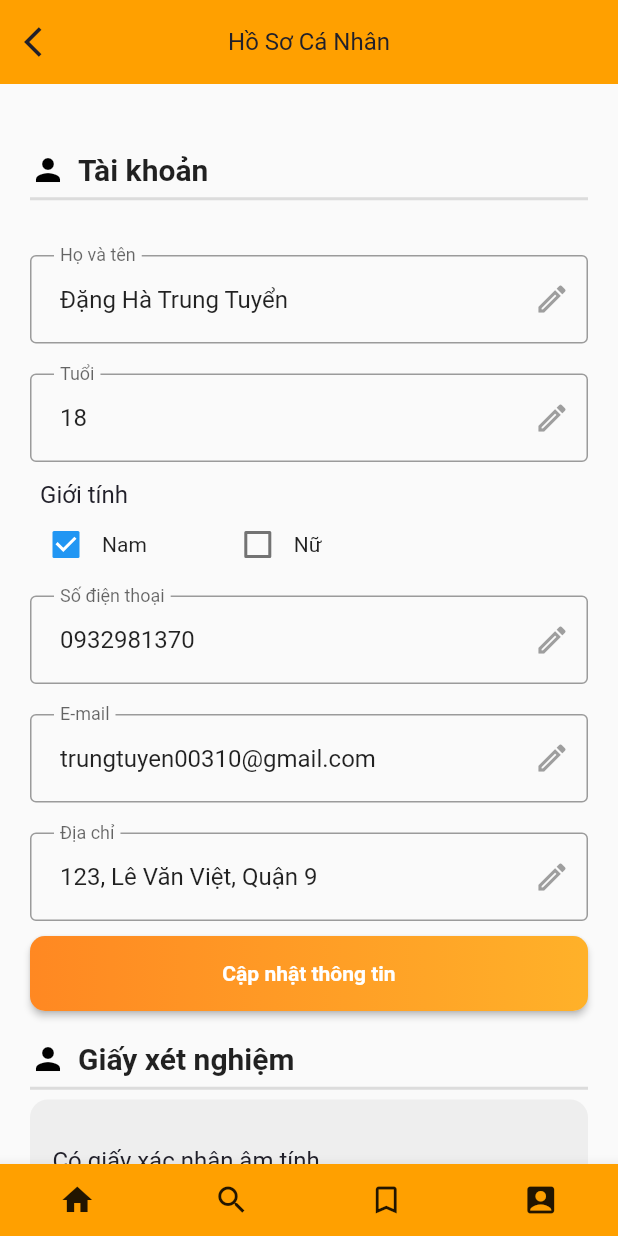
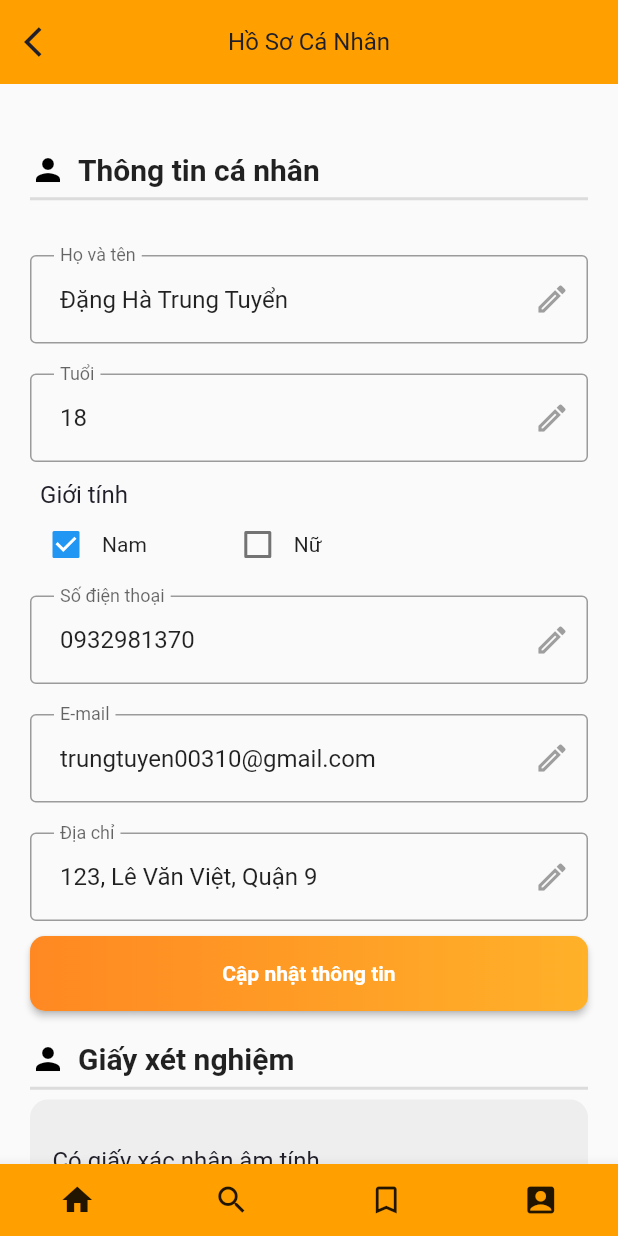
Before and after one commit to HieuTCM/JobFinder, a Flutter app: the Home screen opened directly, item 4 of the bottom bar chosen, after a tap on "Hồ Sơ Cá Nhân", on a phone screen of 412 x 824 dp. Run offline on Flutter 3.47's test engine with Material 2 defaults, Android fonts, the phone set to English and light mode, and no system bars; our stand-ins replace flutter_svg, google_fonts, image_picker; Roboto replaces fonts that are missing (Questrial).

Commit message:
[HieuTCM] update noti

```diff
--- a/flutter_application_2/lib/Screens/applied/appliedBody.dart
+++ b/flutter_application_2/lib/Screens/applied/appliedBody.dart
@@ -27,6 +27,7 @@ class appliedBody extends StatelessWidget {
               MaterialPageRoute(
                 builder: (context) => DetailHistory(
                   company: recent,
+                  index: index,
                 ),
               ),
             );
--- a/flutter_application_2/lib/Screens/profile/editProfileMenu.dart
+++ b/flutter_application_2/lib/Screens/profile/editProfileMenu.dart
@@ -51,7 +51,7 @@ class editProfileMenu extends StatelessWidget {
                 width: 8,
               ),
               Text(
-                "Tài khoản",
+                "Thông tin cá nhân",
                 style: TextStyle(fontSize: 20, fontWeight: FontWeight.bold),
               ),
             ],
--- a/flutter_application_2/lib/views/home.dart
+++ b/flutter_application_2/lib/views/home.dart
@@ -3,6 +3,7 @@ import 'package:job/constants.dart';
 import 'package:job/models/company.dart';
 import 'package:job/views/job_detail.dart';
 import 'package:job/views/markPage.dart';
+import 'package:job/widgets/bottomAppbar.dart';
 import 'package:job/widgets/company_card.dart';
 import 'package:job/widgets/company_card2.dart';
 import 'package:job/widgets/recent_job_card.dart';
@@ -171,54 +172,7 @@ class Home extends StatelessWidget {
           ),
         ),
       ),
-      bottomNavigationBar: BottomAppBar(
-        color: Color.fromARGB(255, 255, 160, 0),
-        child: Row(
-          mainAxisAlignment: MainAxisAlignment.center,
-          children: <Widget>[
-            Expanded(
-              child: IconButton(
-                icon: Icon(Icons.home),
-                tooltip: 'Home',
-                onPressed: () {
-                  Navigator.push(
-                      context, MaterialPageRoute(builder: (context) => Home()));
-                },
-              ),
-            ),
-            Expanded(
-              child: IconButton(
-                icon: Icon(Icons.search),
-                tooltip: 'Search',
-                onPressed: () {
-                  Navigator.push(context,
-                      MaterialPageRoute(builder: (context) => searchPage()));
-                },
-              ),
-            ),
-            Expanded(
-              child: IconButton(
-                icon: Icon(Icons.bookmark_border),
-                tooltip: 'History',
-                onPressed: () {
-                  Navigator.push(context,
-                      MaterialPageRoute(builder: (context) => markPage()));
-                },
-              ),
-            ),
-            Expanded(
-              child: IconButton(
-                icon: Icon(Icons.account_box),
-                tooltip: 'Account',
-                onPressed: () {
-                  Navigator.push(context,
-                      MaterialPageRoute(builder: (context) => ProfileScreen()));
-                },
-              ),
-            ),
-          ],
-        ),
-      ),
+      bottomNavigationBar: bottombar(),
     );
   }
 }
--- /dev/null
+++ b/flutter_application_2/lib/widgets/bottomAppbar.dart
@@ -0,0 +1,60 @@
+import 'package:flutter/cupertino.dart';
+import 'package:flutter/material.dart';
+import 'package:job/Screens/profile/profile.dart';
+import 'package:job/views/home.dart';
+import 'package:job/views/markPage.dart';
+import 'package:job/views/searchpage.dart';
+
+class bottombar extends StatelessWidget {
+  @override
+  Widget build(BuildContext context) {
+    return BottomAppBar(
+      color: Color.fromARGB(255, 255, 160, 0),
+      child: Row(
+        mainAxisAlignment: MainAxisAlignment.center,
+        children: <Widget>[
+          Expanded(
+            child: IconButton(
+              icon: Icon(Icons.home),
+              tooltip: 'Home',
+              onPressed: () {
+                Navigator.push(
+                    context, MaterialPageRoute(builder: (context) => Home()));
+              },
+            ),
+          ),
+          Expanded(
+            child: IconButton(
+              icon: Icon(Icons.search),
+              tooltip: 'Search',
+              onPressed: () {
+                Navigator.push(context,
+                    MaterialPageRoute(builder: (context) => searchPage()));
+              },
+            ),
+          ),
+          Expanded(
+            child: IconButton(
+              icon: Icon(Icons.bookmark_border),
+              tooltip: 'History',
+              onPressed: () {
+                Navigator.push(context,
+                    MaterialPageRoute(builder: (context) => markPage()));
+              },
+            ),
+          ),
+          Expanded(
+            child: IconButton(
+              icon: Icon(Icons.account_box),
+              tooltip: 'Account',
+              onPressed: () {
+                Navigator.push(context,
+                    MaterialPageRoute(builder: (context) => ProfileScreen()));
+              },
+            ),
+          ),
+        ],
+      ),
+    );
+  }
+}
```
Also changed, not shown: flutter_application_2/lib/models/notify_model.dart (+29 -0 lines), flutter_application_2/lib/views/detail_history.dart (+17 -1 lines), flutter_application_2/lib/views/job_detail.dart (+5 -3 lines).
